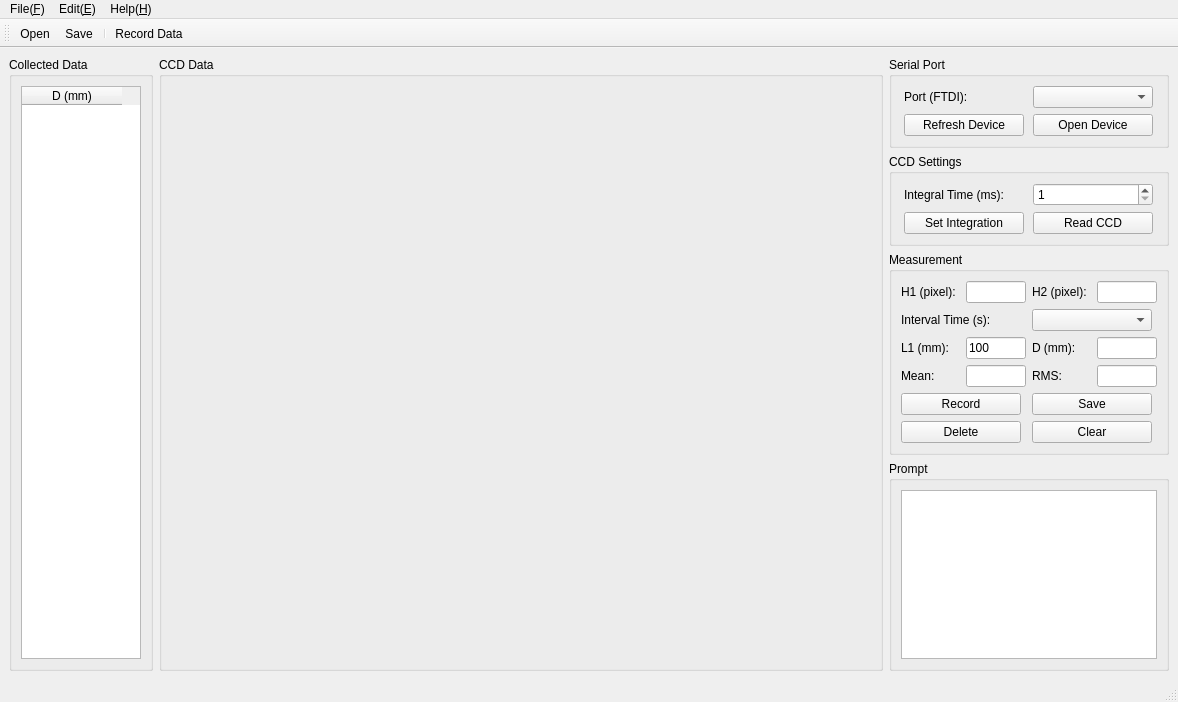
Qt form src/proj4/mainwindow.ui (Jiahui-Su06/OETraining) before a commit.
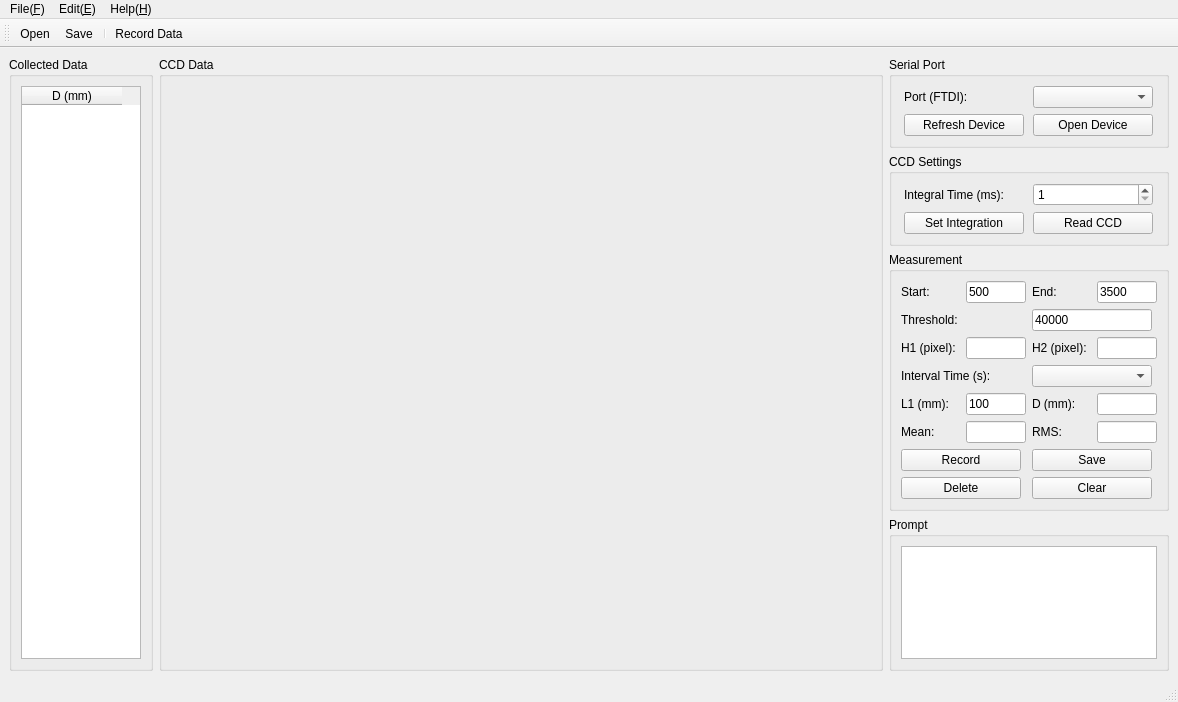
The same form after that commit. Icons and pictures are not drawn.

The edit to the form file:
```diff
--- a/src/proj4/mainwindow.ui
+++ b/src/proj4/mainwindow.ui
@@ -529,6 +529,84 @@
              </property>
             </widget>
            </item>
+           <item row="0" column="0">
+            <widget class="QLabel" name="label_10">
+             <property name="text">
+              <string>Start:</string>
+             </property>
+            </widget>
+           </item>
+           <item row="0" column="1">
+            <widget class="QLineEdit" name="startEdit">
+             <property name="sizePolicy">
+              <sizepolicy hsizetype="Minimum" vsizetype="Fixed">
+               <horstretch>0</horstretch>
+               <verstretch>0</verstretch>
+              </sizepolicy>
+             </property>
+             <property name="maximumSize">
+              <size>
+               <width>60</width>
+               <height>16777215</height>
+              </size>
+             </property>
+             <property name="text">
+              <string>500</string>
+             </property>
+            </widget>
+           </item>
+           <item row="0" column="2">
+            <widget class="QLabel" name="label_11">
+             <property name="text">
+              <string>End:</string>
+             </property>
+            </widget>
+           </item>
+           <item row="0" column="3">
+            <widget class="QLineEdit" name="endEdit">
+             <property name="sizePolicy">
+              <sizepolicy hsizetype="Minimum" vsizetype="Fixed">
+               <horstretch>0</horstretch>
+               <verstretch>0</verstretch>
+              </sizepolicy>
+             </property>
+             <property name="maximumSize">
+              <size>
+               <width>60</width>
+               <height>16777215</height>
+              </size>
+             </property>
+             <property name="text">
+              <string>3500</string>
+             </property>
+            </widget>
+           </item>
+           <item row="1" column="0" colspan="2">
+            <widget class="QLabel" name="label_12">
+             <property name="text">
+              <string>Threshold:</string>
+             </property>
+            </widget>
+           </item>
+           <item row="1" column="2" colspan="2">
+            <widget class="QLineEdit" name="thresholdEdit">
+             <property name="sizePolicy">
+              <sizepolicy hsizetype="Minimum" vsizetype="Fixed">
+               <horstretch>0</horstretch>
+               <verstretch>0</verstretch>
+              </sizepolicy>
+             </property>
+             <property name="maximumSize">
+              <size>
+               <width>120</width>
+               <height>16777215</height>
+              </size>
+             </property>
+             <property name="text">
+              <string>40000</string>
+             </property>
+            </widget>
+           </item>
           </layout>
          </item>
         </layout>
```
